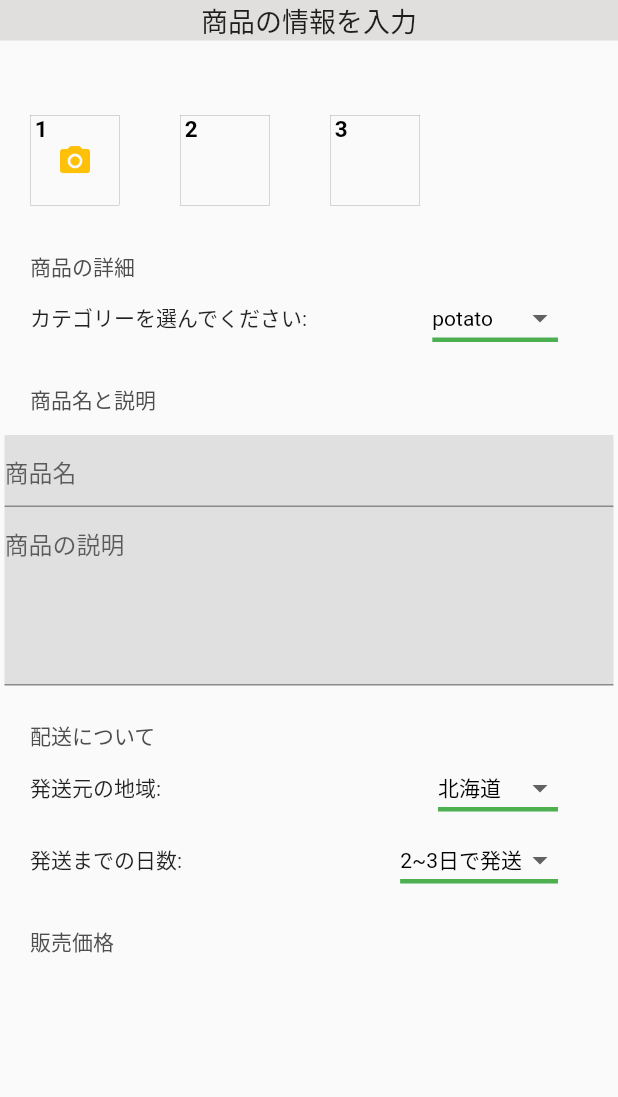
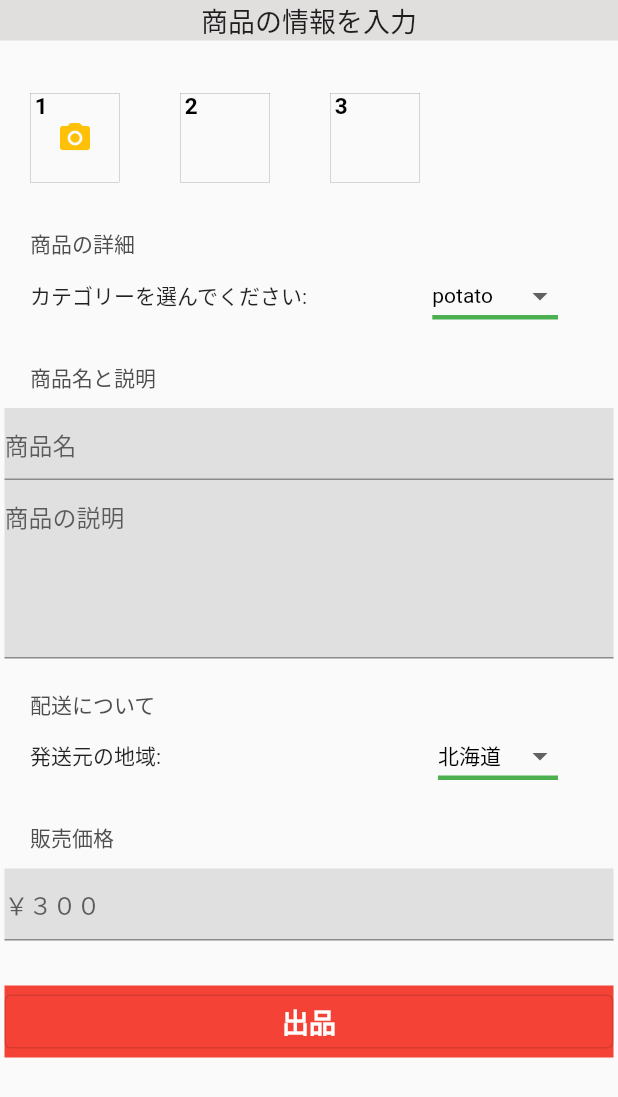
Before and after one commit to Hiroaki-hey-jude/fyp, a Flutter app: the SellScreen screen opened directly, on a phone screen of 412 x 824 dp. Shown: the top 1097 px of the screen. Run offline on Flutter 3.47's test engine with Material 2 defaults, Android fonts, the phone set to English and light mode, and no system bars; our stand-ins replace cloud_firestore, firebase_auth, firebase_core, flutter_riverpod, flutter_svg, freezed_annotation and 1 more; accounts and stored records are empty; statements that could not run were skipped.

Commit message:
sell screen UI done

```diff
--- a/lib/screen/sell_screen.dart
+++ b/lib/screen/sell_screen.dart
@@ -1,4 +1,5 @@
 import 'package:flutter/material.dart';
+import 'package:flutter/services.dart';
 import 'package:flutter_riverpod/flutter_riverpod.dart';
 import 'package:fyp/model/category_model/category_model.dart';
 import 'package:fyp/screen/widgets/widget.dart';
@@ -84,7 +85,7 @@ class SellScreen extends ConsumerWidget {
                   textAlign: TextAlign.center,
                 ),
               ),
-              const SizedBox(height: 30),
+              const SizedBox(height: 15),
               Row(
                 children: [
                   Container(
@@ -136,7 +137,7 @@ class SellScreen extends ConsumerWidget {
                     const Text('カテゴリーを選んでください:'),
                     const SizedBox(width: 30),
                     DropdownButton(
-                      value: 'potato',
+                      value: state.selectedCategory,
                       // icon: const Icon(Icons.arrow_downward),
                       style: const TextStyle(color: Colors.black),
                       underline: Container(
@@ -149,7 +150,9 @@ class SellScreen extends ConsumerWidget {
                           child: Text(category.title),
                         );
                       }).toList(),
-                      onChanged: (String? value) {},
+                      onChanged: (String? value) {
+                        notifier.changeCategory(value!);
+                      },
                     ),
                   ],
                 ),
@@ -158,7 +161,7 @@ class SellScreen extends ConsumerWidget {
               const GreyDescription(title: '商品名と説明'),
               const SizedBox(height: 10),
               Padding(
-                padding: const EdgeInsets.all(3.0),
+                padding: const EdgeInsets.only(left: 3, right: 3),
                 child: Column(
                   children: [
                     Container(
@@ -168,6 +171,13 @@ class SellScreen extends ConsumerWidget {
                         decoration: sellTextInputDecoration.copyWith(
                           hintText: '商品名',
                         ),
+                        validator: (val) {
+                          if (val!.isNotEmpty) {
+                            return null;
+                          } else {
+                            return '商品名を入力してください';
+                          }
+                        },
                       ),
                     ),
                     Container(
@@ -178,6 +188,13 @@ class SellScreen extends ConsumerWidget {
                         decoration: sellTextInputDecoration.copyWith(
                           hintText: '商品の説明',
                         ),
+                        validator: (val) {
+                          if (val!.isNotEmpty) {
+                            return null;
+                          } else {
+                            return '商品の説明を入力してください';
+                          }
+                        },
                       ),
                     ),
                   ],
@@ -193,7 +210,7 @@ class SellScreen extends ConsumerWidget {
                     const Text('発送元の地域:'),
                     const SizedBox(width: 30),
                     DropdownButton(
-                      value: '北海道',
+                      value: state.selectedCity,
                       // icon: const Icon(Icons.arrow_downward),
                       style: const TextStyle(color: Colors.black),
                       underline: Container(
@@ -206,40 +223,88 @@ class SellScreen extends ConsumerWidget {
                           child: Text(category),
                         );
                       }).toList(),
-                      onChanged: (String? value) {},
+                      onChanged: (String? value) {
+                        notifier.changeCity(value!);
+                      },
                     ),
                   ],
                 ),
               ),
+              // Padding(
+              //   padding: const EdgeInsets.only(left: 20, right: 40),
+              //   child: Row(
+              //     mainAxisAlignment: MainAxisAlignment.spaceBetween,
+              //     children: [
+              //       const Text('発送までの日数:'),
+              //       const SizedBox(width: 30),
+              //       DropdownButton(
+              //         value: '2~3日で発送',
+              //         style: const TextStyle(color: Colors.black),
+              //         underline: Container(
+              //           height: 3,
+              //           color: Colors.green,
+              //         ),
+              //         items: daysForDelivery.map((category) {
+              //           return DropdownMenuItem<String>(
+              //             value: category,
+              //             child: Text(category),
+              //           );
+              //         }).toList(),
+              //         onChanged: (String? value) {},
+              //       ),
+              //     ],
+              //   ),
+              // ),
+              const SizedBox(height: 20),
+              const GreyDescription(title: '販売価格'),
+              const SizedBox(height: 10),
               Padding(
-                padding: const EdgeInsets.only(left: 20, right: 40),
-                child: Row(
-                  mainAxisAlignment: MainAxisAlignment.spaceBetween,
-                  children: [
-                    const Text('発送までの日数:'),
-                    const SizedBox(width: 30),
-                    DropdownButton(
-                      value: '2~3日で発送',
-                      // icon: const Icon(Icons.arrow_downward),
-                      style: const TextStyle(color: Colors.black),
-                      underline: Container(
-                        height: 3,
-                        color: Colors.green,
-                      ),
-                      items: daysForDelivery.map((category) {
-                        return DropdownMenuItem<String>(
-                          value: category,
-                          child: Text(category),
-                        );
-                      }).toList(),
-                      onChanged: (String? value) {},
+                padding: const EdgeInsets.only(left: 3, right: 3),
+                child: Container(
+                  color: Colors.grey[300],
+                  child: TextFormField(
+                    keyboardType: TextInputType.number,
+                    inputFormatters: <TextInputFormatter>[
+                      FilteringTextInputFormatter.digitsOnly,
+                    ],
+                    cursorColor: Colors.black,
+                    decoration: sellTextInputDecoration.copyWith(
+                      hintText: '￥３００',
                     ),
-                  ],
+                    validator: (val) {
+                      if (val!.isNotEmpty) {
+                        return null;
+                      } else {
+                        return '販売価格を入力してください';
+                      }
+                    },
+                  ),
                 ),
               ),
               const SizedBox(height: 20),
-              const GreyDescription(title: '販売価格'),
-              const SizedBox(height: 10),
+              Padding(
+                padding: const EdgeInsets.only(
+                  bottom: 30,
+                  left: 3,
+                  right: 3,
+                  top: 10,
+                ),
+                child: Container(
+                  color: Colors.red,
+                  width: double.infinity,
+                  child: OutlinedButton(
+                    onPressed: () {},
+                    child: const Text(
+                      '出品',
+                      style: TextStyle(
+                        color: Colors.white,
+                        fontWeight: FontWeight.bold,
+                        fontSize: 18,
+                      ),
+                    ),
+                  ),
+                ),
+              )
             ],
           ),
         ),
```
Also changed, not shown: lib/state/sell_state.dart (+10 -1 lines), lib/state/sell_state.freezed.dart.
